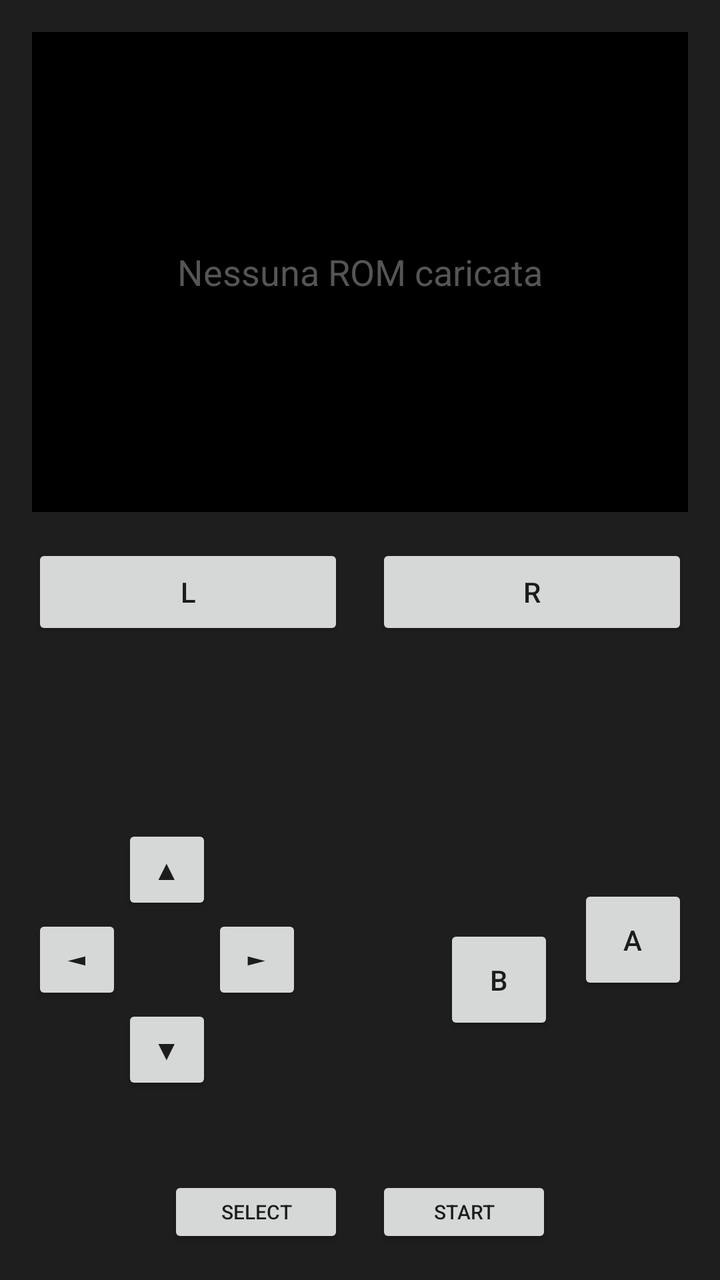
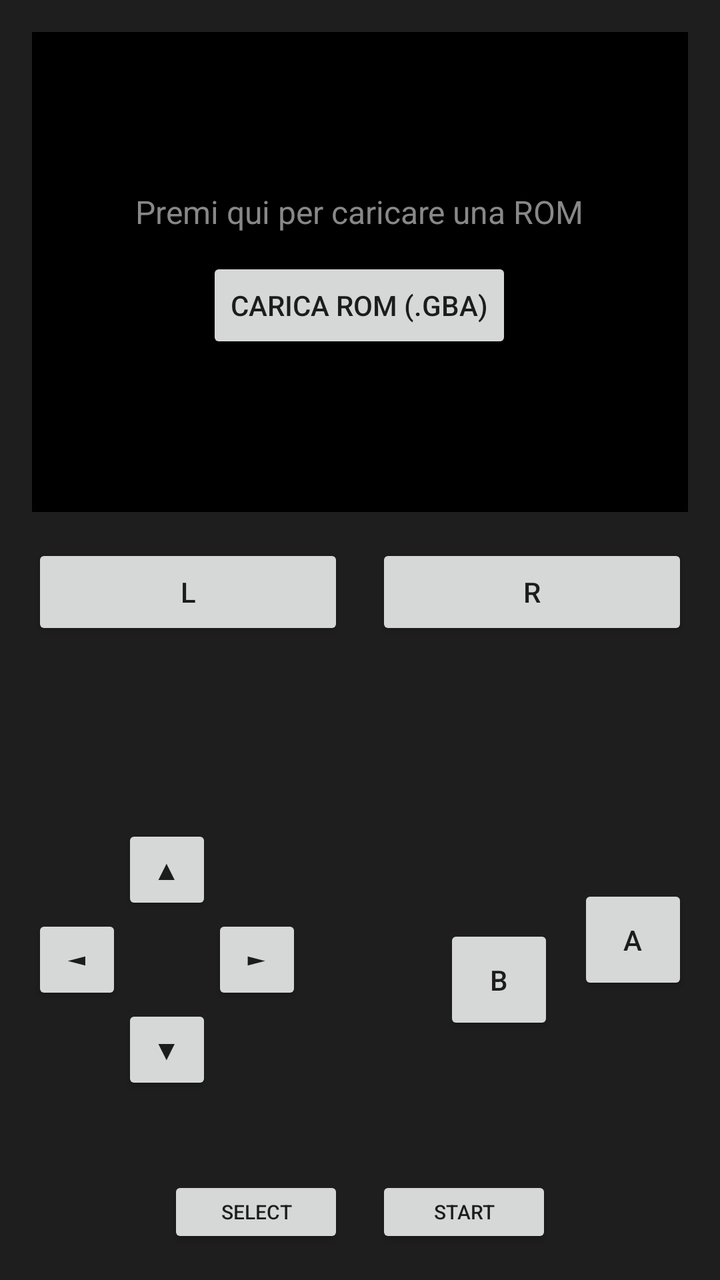

Two renders of the same Android screen: before a commit and after it. Below are the layout's source before the change and the commit's diff.
<!-- AndroidManifest.xml: application theme Theme.AppCompat.Light.NoActionBar -->
<!-- res/layout/activity_main.xml -->
<?xml version="1.0" encoding="utf-8"?>
<RelativeLayout xmlns:android="http://schemas.android.com/apk/res/android"
    android:layout_width="match_parent"
    android:layout_height="match_parent"
    android:background="#1E1E1E">

    
    <FrameLayout
        android:id="@+id/screen_container"
        android:layout_width="match_parent"
        android:layout_height="240dp"
        android:layout_alignParentTop="true"
        android:layout_margin="16dp"
        android:background="#000000">

        <TextView
            android:id="@+id/screen_placeholder"
            android:layout_width="wrap_content"
            android:layout_height="wrap_content"
            android:layout_gravity="center"
            android:text="Nessuna ROM caricata"
            android:textColor="#555555"
            android:textSize="18sp" />
    </FrameLayout>

    
    <LinearLayout
        android:id="@+id/shoulder_buttons"
        android:layout_width="match_parent"
        android:layout_height="wrap_content"
        android:layout_below="@id/screen_container"
        android:orientation="horizontal"
        android:paddingStart="16dp"
        android:paddingEnd="16dp">

        <Button
            android:id="@+id/btn_l"
            android:layout_width="0dp"
            android:layout_height="wrap_content"
            android:layout_weight="1"
            android:text="L"
            android:layout_marginEnd="8dp"/>

        <Button
            android:id="@+id/btn_r"
            android:layout_width="0dp"
            android:layout_height="wrap_content"
            android:layout_weight="1"
            android:text="R"
            android:layout_marginStart="8dp"/>
    </LinearLayout>

    
    <RelativeLayout
        android:layout_width="match_parent"
        android:layout_height="match_parent"
        android:layout_below="@id/shoulder_buttons"
        android:padding="16dp">

        
        <GridLayout
            android:id="@+id/dpad"
            android:layout_width="wrap_content"
            android:layout_height="wrap_content"
            android:layout_centerVertical="true"
            android:layout_alignParentStart="true"
            android:columnCount="3"
            android:rowCount="3">

            <View android:layout_width="45dp" android:layout_height="45dp" android:layout_row="0" android:layout_column="0"/>
            <Button android:id="@+id/btn_up" android:layout_width="45dp" android:layout_height="45dp" android:text="▲" android:layout_row="0" android:layout_column="1"/>
            <View android:layout_width="45dp" android:layout_height="45dp" android:layout_row="0" android:layout_column="2"/>

            <Button android:id="@+id/btn_left" android:layout_width="45dp" android:layout_height="45dp" android:text="◄" android:layout_row="1" android:layout_column="0"/>
            <View android:layout_width="45dp" android:layout_height="45dp" android:layout_row="1" android:layout_column="1"/>
            <Button android:id="@+id/btn_right" android:layout_width="45dp" android:layout_height="45dp" android:text="►" android:layout_row="1" android:layout_column="2"/>

            <View android:layout_width="45dp" android:layout_height="45dp" android:layout_row="2" android:layout_column="0"/>
            <Button android:id="@+id/btn_down" android:layout_width="45dp" android:layout_height="45dp" android:text="▼" android:layout_row="2" android:layout_column="1"/>
            <View android:layout_width="45dp" android:layout_height="45dp" android:layout_row="2" android:layout_column="2"/>
        </GridLayout>

        
        <LinearLayout
            android:id="@+id/action_buttons"
            android:layout_width="wrap_content"
            android:layout_height="wrap_content"
            android:layout_centerVertical="true"
            android:layout_alignParentEnd="true"
            android:orientation="horizontal">

            <Button
                android:id="@+id/btn_b"
                android:layout_width="55dp"
                android:layout_height="55dp"
                android:layout_marginTop="20dp"
                android:layout_marginEnd="12dp"
                android:text="B" />

            <Button
                android:id="@+id/btn_a"
                android:layout_width="55dp"
                android:layout_height="55dp"
                android:layout_marginBottom="20dp"
                android:text="A" />
        </LinearLayout>

        
        <LinearLayout
            android:layout_width="wrap_content"
            android:layout_height="wrap_content"
            android:layout_alignParentBottom="true"
            android:layout_centerHorizontal="true"
            android:orientation="horizontal">

            <Button
                android:id="@+id/btn_select"
                android:layout_width="wrap_content"
                android:layout_height="36dp"
                android:layout_marginEnd="16dp"
                android:text="SELECT"
                android:textSize="10sp" />

            <Button
                android:id="@+id/btn_start"
                android:layout_width="wrap_content"
                android:layout_height="36dp"
                android:text="START"
                android:textSize="10sp" />
        </LinearLayout>

    </RelativeLayout>

</RelativeLayout>
<!-- resources referenced by this layout -->
<resources>

</resources>

<!-- the commit's change to res/layout/activity_main.xml (unified diff, before → after) -->
@@ -11,16 +11,33 @@
         android:layout_height="240dp"
         android:layout_alignParentTop="true"
         android:layout_margin="16dp"
-        android:background="#000000">
+        android:background="#000000"
+        android:clickable="true"
+        android:focusable="true">
 
-        <TextView
-            android:id="@+id/screen_placeholder"
+        <LinearLayout
+            android:id="@+id/load_rom_layout"
             android:layout_width="wrap_content"
             android:layout_height="wrap_content"
             android:layout_gravity="center"
-            android:text="Nessuna ROM caricata"
-            android:textColor="#555555"
-            android:textSize="18sp" />
+            android:gravity="center"
+            android:orientation="vertical">
+
+            <TextView
+                android:id="@+id/screen_placeholder"
+                android:layout_width="wrap_content"
+                android:layout_height="wrap_content"
+                android:text="Premi qui per caricare una ROM"
+                android:textColor="#888888"
+                android:textSize="16sp" />
+
+            <Button
+                android:id="@+id/btn_load_rom"
+                android:layout_width="wrap_content"
+                android:layout_height="wrap_content"
+                android:layout_marginTop="12dp"
+                android:text="Carica ROM (.gba)" />
+        </LinearLayout>
     </FrameLayout>
 
     
